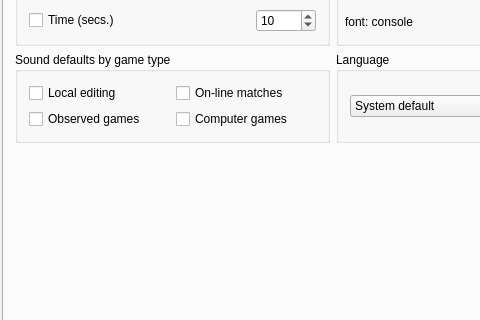
bernds/q5Go, file src/preferences_gui.ui: the form before one commit; both pictures show x 0 to 480 and y 217 to 537 of the 666 by 776 pixel window.
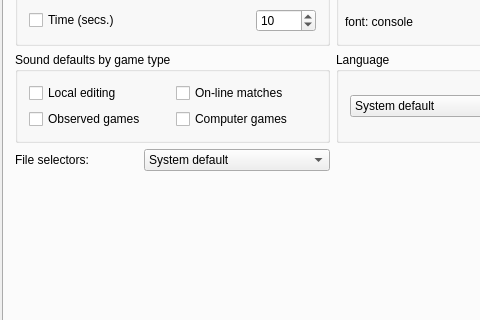
The form after the commit. The open tabs and pages were chosen to show the change. Icons and pictures are not drawn. Custom widgets are drawn as their Qt base class.

The edit to the form file:
```diff
--- a/src/preferences_gui.ui
+++ b/src/preferences_gui.ui
@@ -826,7 +826,7 @@
          </layout>
         </widget>
        </item>
-       <item row="3" column="0">
+       <item row="4" column="0">
         <spacer name="spacer10_2">
          <property name="orientation">
           <enum>Qt::Vertical</enum>
@@ -928,6 +928,34 @@
          </layout>
         </widget>
        </item>
+       <item row="3" column="0">
+        <layout class="QHBoxLayout" name="horizontalLayout_21">
+         <item>
+          <widget class="QLabel" name="label_27">
+           <property name="text">
+            <string>File selectors:</string>
+           </property>
+           <property name="buddy">
+            <cstring>fileSelComboBox</cstring>
+           </property>
+          </widget>
+         </item>
+         <item>
+          <widget class="QComboBox" name="fileSelComboBox">
+           <item>
+            <property name="text">
+             <string>System default</string>
+            </property>
+           </item>
+           <item>
+            <property name="text">
+             <string>Qt selector with SGF preview</string>
+            </property>
+           </item>
+          </widget>
+         </item>
+        </layout>
+       </item>
       </layout>
      </widget>
      <widget class="QWidget" name="clientWindowTabWidget">
```
Left out of the diff: 3 changed lines with no effect on the pictures.
